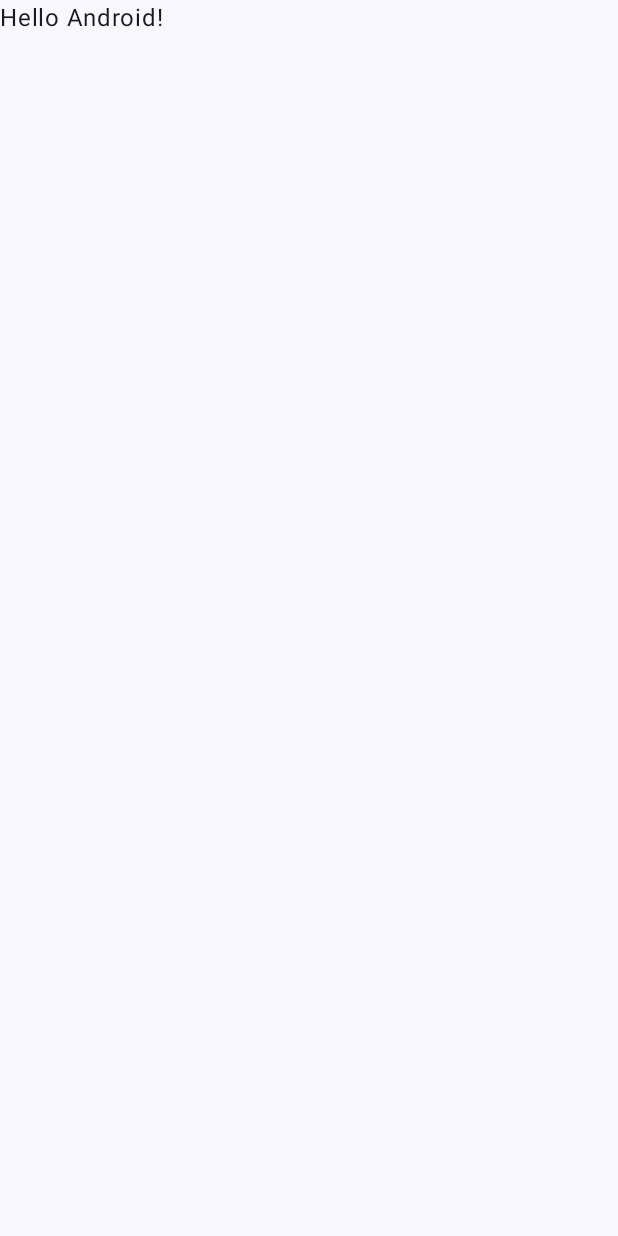
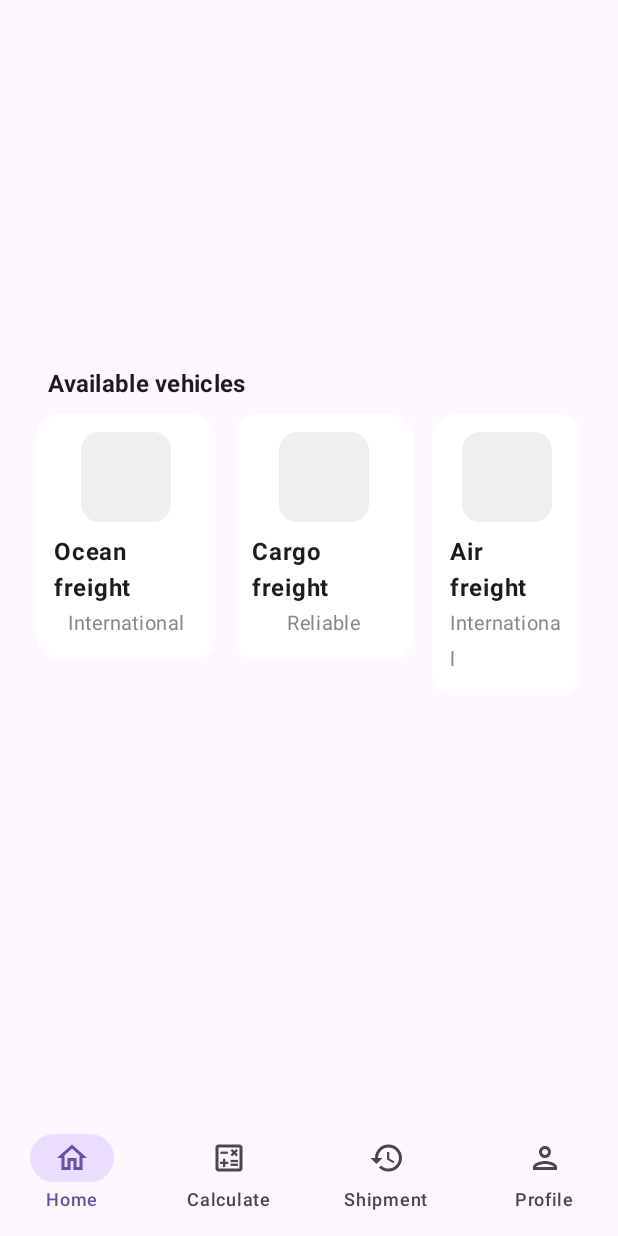
Before and after one commit to Cmi-shote/shipmentApp, an Android app built with Jetpack Compose: the screen it shows after launch (MainActivity), on a phone screen of 412 x 824 dp. Before the commit the screen is almost empty. Run offline under Robolectric (Android 15) with nearby library versions, the phone set to English and light mode, and no system bars.

Commit message:
#add navigation and dummy home screen

```diff
--- a/app/build.gradle.kts
+++ b/app/build.gradle.kts
@@ -2,6 +2,7 @@ plugins {
     alias(libs.plugins.android.application)
     alias(libs.plugins.kotlin.android)
     alias(libs.plugins.kotlin.compose)
+    alias(libs.plugins.kotlin.serialization)
 }
 
 android {
@@ -56,4 +57,6 @@ dependencies {
     androidTestImplementation(libs.androidx.ui.test.junit4)
     debugImplementation(libs.androidx.ui.tooling)
     debugImplementation(libs.androidx.ui.test.manifest)
+    implementation(libs.navigation.compose)
+    implementation(libs.material.icons.extended)
 }
--- a/app/src/main/java/com/example/shipmentapp/MainActivity.kt
+++ b/app/src/main/java/com/example/shipmentapp/MainActivity.kt
@@ -5,43 +5,30 @@ import androidx.activity.ComponentActivity
 import androidx.activity.compose.setContent
 import androidx.activity.enableEdgeToEdge
 import androidx.compose.foundation.layout.fillMaxSize
-import androidx.compose.foundation.layout.padding
 import androidx.compose.material3.Scaffold
-import androidx.compose.material3.Text
-import androidx.compose.runtime.Composable
 import androidx.compose.ui.Modifier
-import androidx.compose.ui.tooling.preview.Preview
+import androidx.compose.ui.graphics.Color
+import androidx.compose.ui.graphics.toArgb
+import androidx.navigation.compose.rememberNavController
+import com.example.shipmentapp.navigation.AppNavigation
 import com.example.shipmentapp.ui.theme.ShipmentAppTheme
 
 class MainActivity : ComponentActivity() {
     override fun onCreate(savedInstanceState: Bundle?) {
+//        window.statusBarColor = Color(0xFF543B9C).toArgb()
         super.onCreate(savedInstanceState)
         enableEdgeToEdge()
         setContent {
             ShipmentAppTheme {
-                Scaffold(modifier = Modifier.fillMaxSize()) { innerPadding ->
-                    Greeting(
-                        name = "Android",
-                        modifier = Modifier.padding(innerPadding)
+                val navController = rememberNavController()
+                Scaffold(
+                    modifier = Modifier.fillMaxSize(),
+                ) { _ ->
+                    AppNavigation(
+                        navController = navController
                     )
                 }
             }
         }
     }
 }
-
-@Composable
-fun Greeting(name: String, modifier: Modifier = Modifier) {
-    Text(
-        text = "Hello $name!",
-        modifier = modifier
-    )
-}
-
-@Preview(showBackground = true)
-@Composable
-fun GreetingPreview() {
-    ShipmentAppTheme {
-        Greeting("Android")
-    }
-}
--- /dev/null
+++ b/app/src/main/java/com/example/shipmentapp/navigation/AppNavigation.kt
@@ -0,0 +1,136 @@
+package com.example.shipmentapp.navigation
+
+import androidx.compose.foundation.layout.Box
+import androidx.compose.foundation.layout.fillMaxSize
+import androidx.compose.foundation.layout.padding
+import androidx.compose.material.icons.Icons
+import androidx.compose.material.icons.filled.History
+import androidx.compose.material.icons.outlined.Calculate
+import androidx.compose.material.icons.outlined.Home
+import androidx.compose.material.icons.outlined.Person
+import androidx.compose.material3.Icon
+import androidx.compose.material3.MaterialTheme
+import androidx.compose.material3.NavigationBar
+import androidx.compose.material3.NavigationBarItem
+import androidx.compose.material3.NavigationBarItemDefaults
+import androidx.compose.material3.Scaffold
+import androidx.compose.material3.Text
+import androidx.compose.runtime.Composable
+import androidx.compose.runtime.getValue
+import androidx.compose.runtime.mutableIntStateOf
+import androidx.compose.runtime.saveable.rememberSaveable
+import androidx.compose.runtime.setValue
+import androidx.compose.ui.Modifier
+import androidx.compose.ui.graphics.vector.ImageVector
+import androidx.navigation.NavHostController
+import androidx.navigation.compose.NavHost
+import androidx.navigation.compose.composable
+import com.example.shipmentapp.presentation.HomeScreen
+
+@Composable
+fun AppNavigation(navController: NavHostController) {
+    NavHost(
+        navController,
+        startDestination = AppRoute.MainWithBottomNav
+    ) {
+        composable<AppRoute.MainWithBottomNav> {
+            MainScreenWithBottomNav(navController)
+        }
+    }
+}
+
+@Composable
+fun MainScreenWithBottomNav(navController: NavHostController) {
+    var selectedTabIndex by rememberSaveable { mutableIntStateOf(0) }
+
+    Scaffold(
+        bottomBar = { BottomNavigationBar(selectedTabIndex) { selectedTabIndex = it } }
+    ) { paddingValues ->
+        // Your main content here based on selectedTabIndex
+        Box(
+            modifier = Modifier
+                .fillMaxSize()
+        ) {
+            when (selectedTabIndex) {
+                0 -> {
+                    // Groups screen content
+                    HomeScreen(
+                        modifier = Modifier.padding(paddingValues)
+                    )
+                }
+
+                1 -> {
+                    Text(
+                        "Calculate Screen",
+                        modifier = Modifier.padding(paddingValues)
+                    )
+                }
+
+                2 -> {
+                    Text(
+                        "Shipment Screen",
+                        modifier = Modifier.padding(paddingValues)
+                    )
+                }
+
+                3 -> {
+                    Text(
+                        "Profile Screen",
+                        modifier = Modifier.padding(paddingValues)
+                    )
+                }
+            }
+        }
+    }
+}
+
+@Composable
+fun BottomNavigationBar(
+    selectedTabIndex: Int,
+    onTabSelected: (Int) -> Unit
+) {
+    val navigationItems = listOf(
+        BottomNavItem(title = "Home", icon = Icons.Outlined.Home, index = 0),
+        BottomNavItem(title = "Calculate", icon = Icons.Outlined.Calculate, index = 1),
+        BottomNavItem(title = "Shipment", icon = Icons.Default.History, index = 2),
+        BottomNavItem(title = "Profile", icon = Icons.Outlined.Person, index = 3)
+    )
+
+    NavigationBar(
+        containerColor = MaterialTheme.colorScheme.surface,
+        contentColor = MaterialTheme.colorScheme.onSurface
+    ) {
+        navigationItems.forEach { item ->
+
+            NavigationBarItem(
+                selected = selectedTabIndex == item.index,
+                onClick = {
+                    onTabSelected(item.index)
+                },
+                icon = {
+                    Icon(
+                        imageVector = item.icon,
+                        contentDescription = item.title
+                    )
+                },
+                label = {
+                    Text(item.title)
+                },
+                colors = NavigationBarItemDefaults.colors(
+                    selectedIconColor = MaterialTheme.colorScheme.primary,
+                    selectedTextColor = MaterialTheme.colorScheme.primary,
+                    unselectedIconColor = MaterialTheme.colorScheme.onSurfaceVariant,
+                    unselectedTextColor = MaterialTheme.colorScheme.onSurfaceVariant,
+                    indicatorColor = MaterialTheme.colorScheme.primaryContainer
+                )
+            )
+        }
+    }
+}
+
+// Data class for bottom navigation items
+data class BottomNavItem(
+    val title: String,
+    val icon: ImageVector,
+    val index: Int
+)
--- /dev/null
+++ b/app/src/main/java/com/example/shipmentapp/navigation/AppRoute.kt
@@ -0,0 +1,8 @@
+package com.example.shipmentapp.navigation
+
+import kotlinx.serialization.Serializable
+
+sealed interface AppRoute {
+    @Serializable
+    data object MainWithBottomNav : AppRoute
+}
--- /dev/null
+++ b/app/src/main/java/com/example/shipmentapp/presentation/HomeScreen.kt
@@ -0,0 +1,97 @@
+package com.example.shipmentapp.presentation
+
+import androidx.compose.foundation.background
+import androidx.compose.foundation.layout.*
+import androidx.compose.foundation.shape.RoundedCornerShape
+import androidx.compose.material3.MaterialTheme
+import androidx.compose.material3.Text
+import androidx.compose.runtime.Composable
+import androidx.compose.ui.Alignment
+import androidx.compose.ui.Modifier
+import androidx.compose.ui.graphics.Color
+import androidx.compose.ui.text.font.FontWeight
+import androidx.compose.ui.tooling.preview.Preview
+import androidx.compose.ui.unit.dp
+import androidx.compose.ui.unit.sp
+
+@Composable
+fun HomeScreen(modifier: Modifier = Modifier) {
+    Column(
+        modifier = Modifier
+            .fillMaxSize()
+            .padding(16.dp)
+    ) {
+        // Top section: Profile, location, search bar, notification
+        Box(modifier = Modifier
+            .fillMaxWidth()
+            .height(180.dp)
+//            .background(MaterialTheme.colorScheme.primary)
+        ) {
+            // TODO: Add profile image, location, search bar, notification icon
+        }
+        // Tracking card
+        Box(
+            modifier = Modifier
+                .fillMaxWidth()
+                .padding(16.dp)
+                .background(Color.White, RoundedCornerShape(16.dp))
+        ) {
+            // TODO: Add tracking info as shown in the design
+        }
+        Spacer(modifier = Modifier.height(8.dp))
+        // Available vehicles
+        AvailableVehiclesCard()
+    }
+}
+
+@Composable
+fun AvailableVehiclesCard() {
+    Column(modifier = Modifier.fillMaxWidth()) {
+        Text(
+            text = "Available vehicles",
+            style = MaterialTheme.typography.titleMedium.copy(fontWeight = FontWeight.Bold),
+            modifier = Modifier.padding(start = 16.dp, top = 8.dp, bottom = 8.dp)
+        )
+        Row(
+            modifier = Modifier
+                .fillMaxWidth()
+                .padding(horizontal = 8.dp),
+            horizontalArrangement = Arrangement.spacedBy(12.dp)
+        ) {
+            VehicleCard(title = "Ocean freight", subtitle = "International", imageRes = null)
+            VehicleCard(title = "Cargo freight", subtitle = "Reliable", imageRes = null)
+            VehicleCard(title = "Air freight", subtitle = "International", imageRes = null)
+        }
+    }
+}
+
+@Composable
+fun VehicleCard(title: String, subtitle: String, imageRes: Int?) {
+    Column(
+        modifier = Modifier
+            .width(120.dp)
+            .background(Color.White, RoundedCornerShape(16.dp))
+            .padding(12.dp),
+        horizontalAlignment = Alignment.CenterHorizontally
+    ) {
+        // Placeholder for image
+        Box(
+            modifier = Modifier
+                .size(60.dp)
+                .background(Color(0xFFEFEFEF), RoundedCornerShape(12.dp)),
+            contentAlignment = Alignment.Center
+        ) {
+            // Uncomment and use painterResource(imageRes) when you have images
+            // Image(painter = painterResource(id = imageRes), contentDescription = title)
+        }
+        Spacer(modifier = Modifier.height(8.dp))
+        Text(text = title, fontWeight = FontWeight.Bold, fontSize = 16.sp)
+        Text(text = subtitle, color = Color.Gray, fontSize = 13.sp)
+    }
+}
+
+@Preview(showBackground = true)
+@Composable
+fun HomePreview() {
+    HomeScreen()
+}
--- a/app/src/main/java/com/example/shipmentapp/ui/theme/Theme.kt
+++ b/app/src/main/java/com/example/shipmentapp/ui/theme/Theme.kt
@@ -41,13 +41,14 @@ fun ShipmentAppTheme(
     content: @Composable () -> Unit
 ) {
     val colorScheme = when {
-        dynamicColor && Build.VERSION.SDK_INT >= Build.VERSION_CODES.S -> {
-            val context = LocalContext.current
-            if (darkTheme) dynamicDarkColorScheme(context) else dynamicLightColorScheme(context)
-        }
+//        dynamicColor && Build.VERSION.SDK_INT >= Build.VERSION_CODES.S -> {
+//            val context = LocalContext.current
+//            if (darkTheme) dynamicDarkColorScheme(context) else dynamicLightColorScheme(context)
+//        }
 
         darkTheme -> DarkColorScheme
-        else -> LightColorScheme
+        else ->
+            LightColorScheme
     }
 
     MaterialTheme(
--- a/gradle/libs.versions.toml
+++ b/gradle/libs.versions.toml
@@ -8,6 +8,8 @@ espressoCore = "3.6.1"
 lifecycleRuntimeKtx = "2.9.2"
 activityCompose = "1.10.1"
 composeBom = "2024.09.00"
+materialExtended = "1.5.1"
+navigationCompose = "2.9.0"
 
 [libraries]
 androidx-core-ktx = { group = "androidx.core", name = "core-ktx", version.ref = "coreKtx" }
@@ -24,8 +26,11 @@ androidx-ui-tooling-preview = { group = "androidx.compose.ui", name = "ui-toolin
 androidx-ui-test-manifest = { group = "androidx.compose.ui", name = "ui-test-manifest" }
 androidx-ui-test-junit4 = { group = "androidx.compose.ui", name = "ui-test-junit4" }
 androidx-material3 = { group = "androidx.compose.material3", name = "material3" }
+navigation-compose = { module = "androidx.navigation:navigation-compose", version.ref = "navigationCompose" }
+material-icons-extended = { module = "androidx.compose.material:material-icons-extended", version.ref = "materialExtended" }
 
 [plugins]
 android-application = { id = "com.android.application", version.ref = "agp" }
 kotlin-android = { id = "org.jetbrains.kotlin.android", version.ref = "kotlin" }
 kotlin-compose = { id = "org.jetbrains.kotlin.plugin.compose", version.ref = "kotlin" }
+kotlin-serialization = { id = "org.jetbrains.kotlin.plugin.serialization", version.ref = "kotlin" }
```
